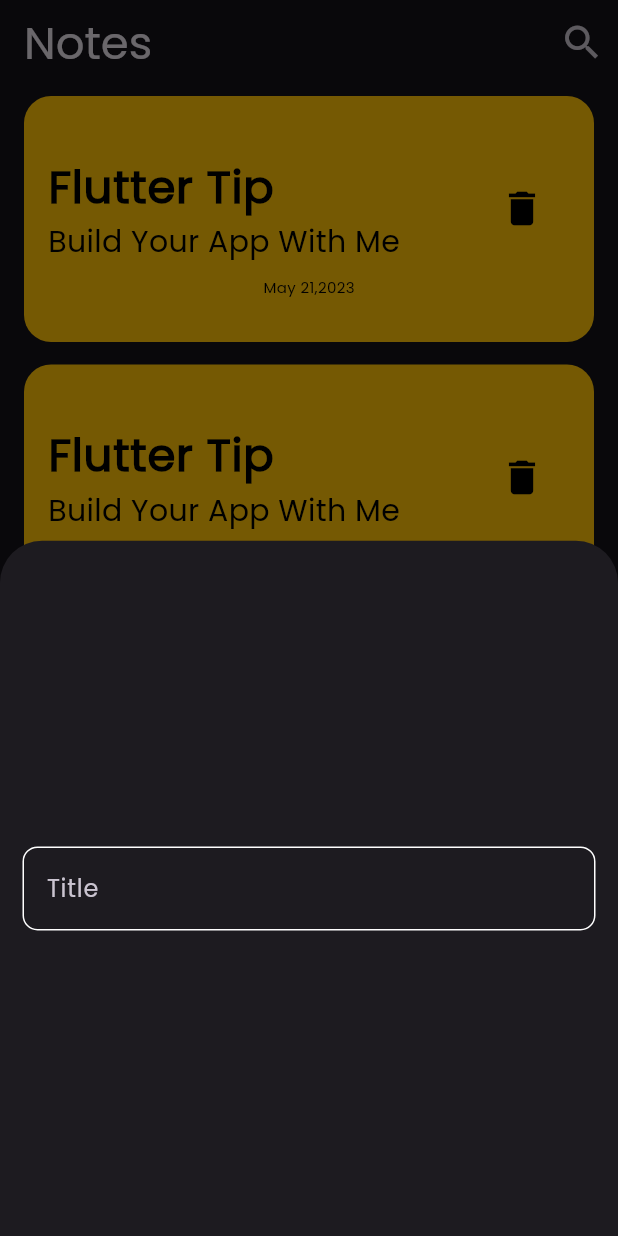
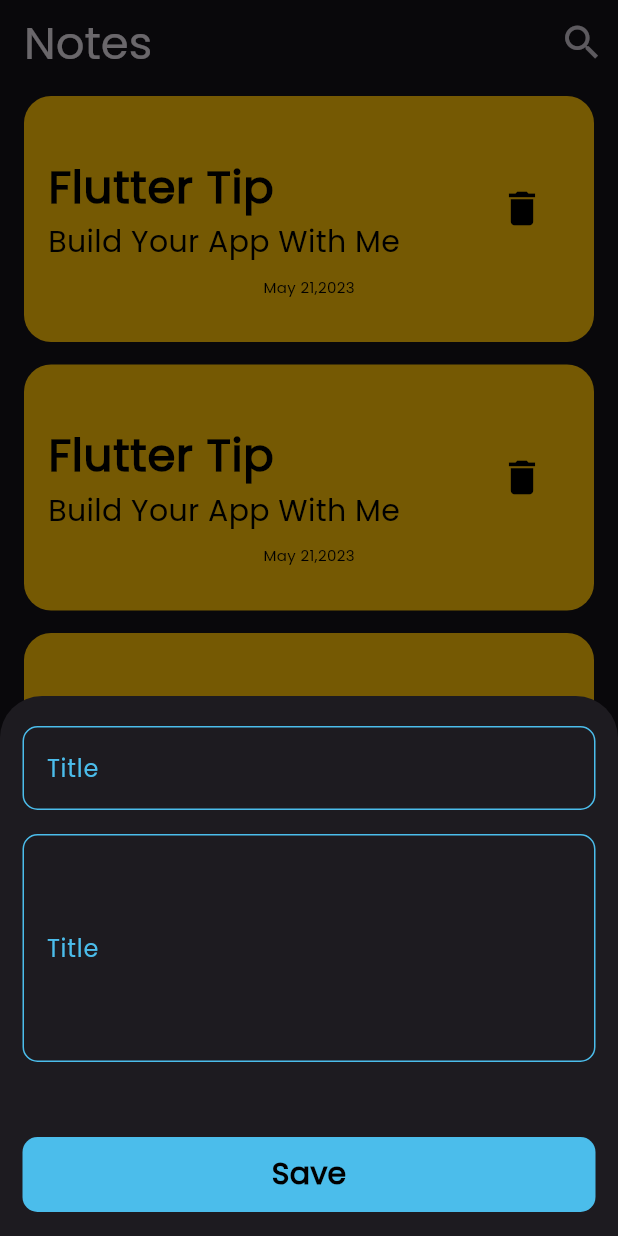
Before and after one commit to MahmoudHassan2505/Notes-App, a Flutter app: the screen it shows after launch, after a tap on the "add" icon, on a phone screen of 412 x 824 dp. Run offline on Flutter 3.47's test engine with Material 3 defaults, Android fonts, the phone set to English and light mode, and no system bars.

Commit message:
Modifiying BottomSheet

```diff
--- a/lib/widgets/add_note.dart
+++ b/lib/widgets/add_note.dart
@@ -1,4 +1,5 @@
 import 'package:flutter/material.dart';
+import 'package:notes_app/widgets/custom_button.dart';
 import 'package:notes_app/widgets/custom_textfield.dart';
 
 class AddNote extends StatelessWidget {
@@ -6,11 +7,34 @@ class AddNote extends StatelessWidget {
 
   @override
   Widget build(BuildContext context) {
-    return Padding(
-      padding: const EdgeInsets.symmetric(horizontal: 15),
-      child: Column(
-        mainAxisAlignment: MainAxisAlignment.center,
-        children: [CustomTextfield()],
+    return const Padding(
+      padding: EdgeInsets.symmetric(horizontal: 15),
+      child: SingleChildScrollView(
+        child: Column(
+          mainAxisAlignment: MainAxisAlignment.center,
+          children: [
+            SizedBox(
+              height: 20,
+            ),
+            CustomTextfield(
+              hintText: 'Title',
+            ),
+            SizedBox(
+              height: 16,
+            ),
+            CustomTextfield(
+              hintText: 'Note',
+              maxLine: 5,
+            ),
+            SizedBox(
+              height: 50,
+            ),
+            CustomButton(),
+            SizedBox(
+              height: 16,
+            ),
+          ],
+        ),
       ),
     );
   }
--- /dev/null
+++ b/lib/widgets/custom_button.dart
@@ -0,0 +1,25 @@
+import 'package:flutter/material.dart';
+import 'package:notes_app/constants.dart';
+
+class CustomButton extends StatelessWidget {
+  const CustomButton({super.key});
+
+  @override
+  Widget build(BuildContext context) {
+    return Container(
+      height: 50,
+      width: MediaQuery.of(context).size.width,
+      decoration: BoxDecoration(
+        color: kPrimaryColor,
+        borderRadius: BorderRadius.circular(10),
+      ),
+      child: const Center(
+        child: Text(
+          "Save",
+          style: TextStyle(
+              color: Colors.black, fontSize: 20, fontWeight: FontWeight.bold),
+        ),
+      ),
+    );
+  }
+}
--- a/lib/widgets/custom_textfield.dart
+++ b/lib/widgets/custom_textfield.dart
@@ -2,16 +2,22 @@ import 'package:flutter/material.dart';
 import 'package:notes_app/constants.dart';
 
 class CustomTextfield extends StatelessWidget {
-  const CustomTextfield({super.key});
+  final String hintText;
+  final int maxLine;
+
+  const CustomTextfield(
+      {super.key, req, required this.hintText, this.maxLine = 1});
 
   @override
   Widget build(BuildContext context) {
     return TextField(
       cursorColor: kPrimaryColor,
+      maxLines: maxLine,
       decoration: InputDecoration(
         labelText: 'Title',
+        labelStyle: const TextStyle(color: kPrimaryColor),
         hintText: 'Title',
-        hintStyle: TextStyle(color: kPrimaryColor),
+        hintStyle: const TextStyle(color: kPrimaryColor),
         border: buildBorder(),
         enabledBorder: buildBorder(),
         focusedBorder: buildBorder(),
@@ -22,6 +28,6 @@ class CustomTextfield extends StatelessWidget {
   OutlineInputBorder buildBorder() {
     return OutlineInputBorder(
         borderRadius: BorderRadius.circular(10),
-        borderSide: BorderSide(color: Colors.white));
+        borderSide: const BorderSide(color: kPrimaryColor));
   }
 }
```
